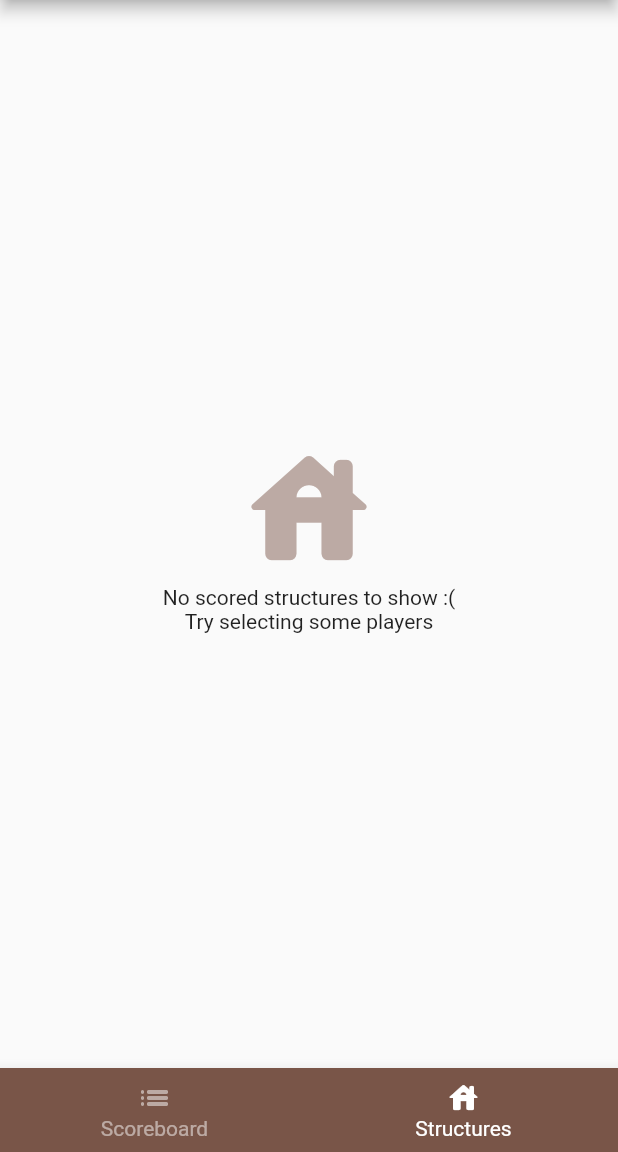
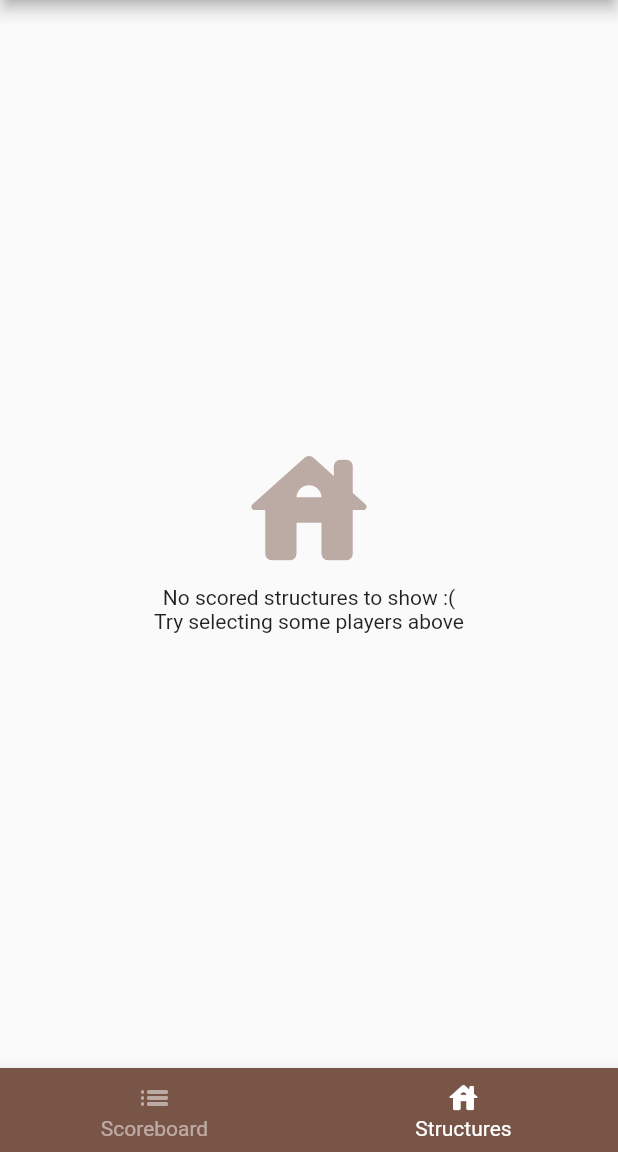
Before and after one commit to rijkdw/carcassonne-score-app, a Flutter app: the GameScreen screen opened directly, item 2 of the bottom bar chosen, on a phone screen of 412 x 824 dp, the part 84-1236 px from its top. Run offline on Flutter 3.47's test engine with Material 2 defaults, Android fonts, the phone set to English and light mode, and no system bars; our stand-ins replace implicitly_animated_reorderable_list, shared_preferences; accounts and stored records are empty.

Commit message:
Some small changes like font sizes etc

```diff
--- a/lib/screens/game_screen.dart
+++ b/lib/screens/game_screen.dart
@@ -75,7 +75,7 @@ class _GameScreenState extends State<GameScreen> {
                       ? game.scoreEntries
                       : game.getScoreEntriesBenefitting(selectedPlayerNames),
                   textWhenEmpty: selectedPlayerNames.isEmpty
-                      ? 'No scored structures to show :(\nTry selecting some players'
+                      ? 'No scored structures to show :(\nTry selecting some players above'
                       : 'No scored structures to show :(\nTry adding some scores for the selected players',
                 ),
               ),
--- a/lib/screens/new_score_entry_screen.dart
+++ b/lib/screens/new_score_entry_screen.dart
@@ -25,7 +25,7 @@ class NewScoreEntryScreen extends StatelessWidget {
         title: Text(formMode == _FormMode.create ? 'New Score Entry' : 'Edit Score Entry'),
       ),
       body: Container(
-        padding: EdgeInsets.symmetric(horizontal: 20),
+        margin: EdgeInsets.symmetric(horizontal: 20),
         child: NewScoreEntryForm(
           game: this.game,
           scoreEntry: this.scoreEntry,
```
Also changed, not shown: lib/widgets/forms/new_score_entry_form.dart (+15 -5 lines).
